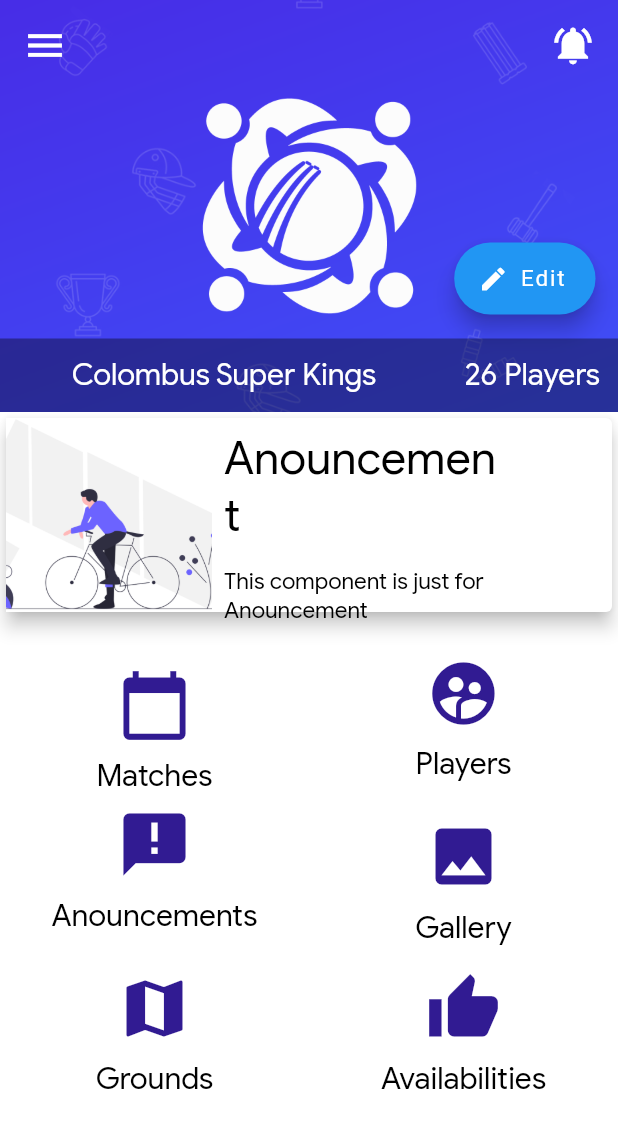
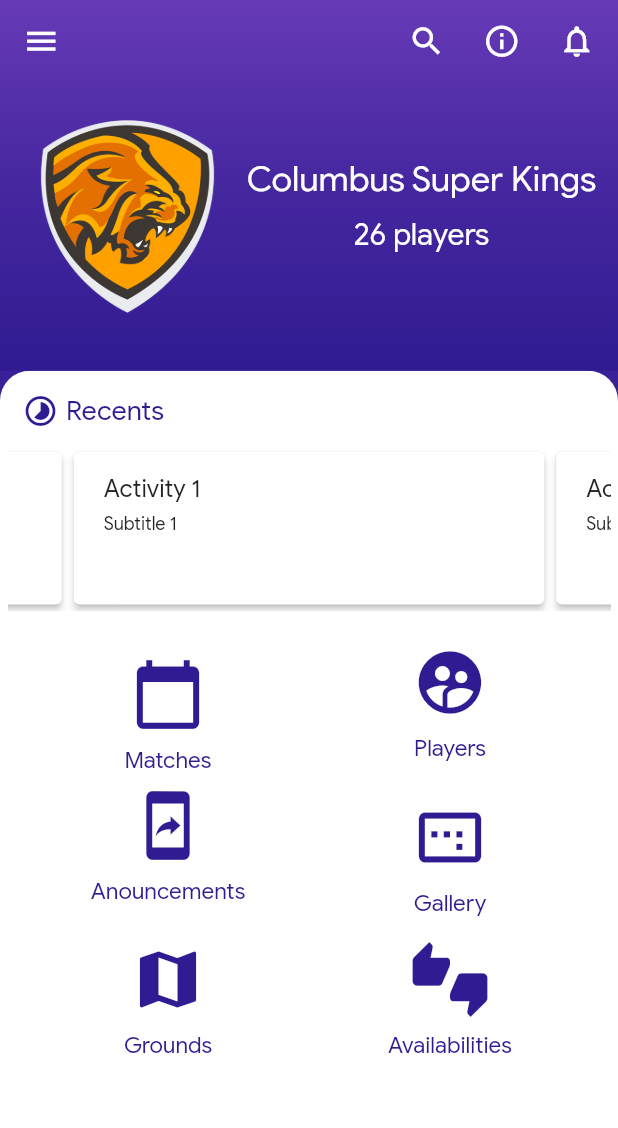
Before and after one commit to ksankumar/flutter-landing--animation, a Flutter app: the Home screen opened by its route, on a phone screen of 412 x 824 dp. Shown: the top 1128 px of the screen. Run offline on Flutter 3.47's test engine with Material 2 defaults, Android fonts, the phone set to English and light mode, and no system bars; drawn by our look-alikes of auto_size_text, carousel_slider; our stand-ins replace bloc, flutter_bloc, responsive_grid.

Commit message:
dashboard fixes

```diff
--- a/cricmates/lib/views/auth/customLogin.dart
+++ b/cricmates/lib/views/auth/customLogin.dart
@@ -242,11 +242,16 @@ class _CustomLoginState extends State<CustomLogin>
             child: new Wrap(
               children: <Widget>[
                 new Container(
+                  child: Hero(
+                    tag: "logoImage",
                     child: new Image.asset('assets/img/tiger-logo.png',
                         height: 150, width: 150, fit: BoxFit.contain),
+                  ),
                   alignment: Alignment(0.0, animationMoveUp.value),
                 ),
-                new Container(
+                Hero(
+                  tag: 'titleText',
+                  child: new Container(
                     child: Text(
                       'CricMate',
                       style: TextStyle(
@@ -255,6 +260,7 @@ class _CustomLoginState extends State<CustomLogin>
                           fontFamily: 'GoogleSans-Medium'),
                     ),
                     alignment: Alignment(0.0, animationMoveUp.value),
+                  ),
                 )
               ],
             )),
--- a/cricmates/lib/views/home/bannerArea.dart
+++ b/cricmates/lib/views/home/bannerArea.dart
@@ -1,4 +1,5 @@
 import 'package:flutter/material.dart';
+import 'package:carousel_slider/carousel_slider.dart';
 
 class BannerArea extends StatefulWidget {
   @override
@@ -8,45 +9,77 @@ class BannerArea extends StatefulWidget {
 class _BannerAreaState extends State<BannerArea> {
   @override
   Widget build(BuildContext context) {
-    return Card(
-      elevation: 5,
+    return ClipRRect(
+      borderRadius: BorderRadius.only(
+          topRight: Radius.circular(20.0), topLeft: Radius.circular(20.0)),
+      child: Container(
+        color: Colors.white,
+        child: Stack(
+          children: <Widget>[
+            Positioned(
+              top: 15,
+              left: 15,
               child: Row(
                 children: <Widget>[
-          Container(
-            width: MediaQuery.of(context).size.width / 3,
-            decoration: BoxDecoration(
-              image: DecorationImage(
-                image: AssetImage("assets/img/img_biking.png"),
-                fit: BoxFit.cover,
+                  Icon(
+                    Icons.timelapse,
+                    color: Colors.deepPurple[900],
                   ),
+                  SizedBox(
+                    width: 5,
                   ),
-          ),
-          Container(
-            width: MediaQuery.of(context).size.width / 2,
-            child: Column(
-              children: <Widget>[
-                Padding(
-                  padding: const EdgeInsets.all(8.0),
-                  child: Center(
-                    child: Text(
-                      "Anouncement",
-                      style: TextStyle(color: Colors.black, fontSize: 30),
-                    ),
-                  ),
-                ),
-                Padding(
-                  padding: const EdgeInsets.all(8.0),
-                  child: Center(
-                    child: Text(
-                      "This component is just for Anouncement",
-                      style: TextStyle(color: Colors.black, fontSize: 15),
-                    ),
-                  ),
-                ),
+                  Text(
+                    "Recents",
+                    style:
+                        TextStyle(fontSize: 18, color: Colors.deepPurple[900]),
+                  )
                 ],
               ),
             ),
+            Positioned(
+                top: 50,
+                bottom: 5,
+                left: 5,
+                right: 5,
+                child: CarouselSlider(
+                  autoPlay: true,
+                  items: [1, 2, 3, 4, 5].map((i) {
+                    return Builder(
+                      builder: (BuildContext context) {
+                        return Card(
+                          elevation: 2,
+                          child: Container(
+                            width: MediaQuery.of(context).size.width,
+                            margin: EdgeInsets.symmetric(horizontal: 5.0),
+                            // decoration: BoxDecoration(color: Colors.amber),
+                            child: Stack(
+                              children: <Widget>[
+                                Positioned(
+                                  top: 15,
+                                  left: 15,
+                                  child: Text(
+                                    'Activity $i',
+                                    style: TextStyle(fontSize: 16.0),
+                                  ),
+                                ),
+                                Positioned(
+                                  top: 40,
+                                  left: 15,
+                                  child: Text(
+                                    'Subtitle $i',
+                                    style: TextStyle(fontSize: 12.0),
+                                  ),
+                                )
                               ],
+                            ),
+                          ),
+                        );
+                      },
+                    );
+                  }).toList(),
+                ))
+          ],
+        ),
       ),
     );
   }
--- a/cricmates/lib/views/home/gridArea.dart
+++ b/cricmates/lib/views/home/gridArea.dart
@@ -1,5 +1,6 @@
 import 'package:flutter/material.dart';
 import 'package:responsive_grid/responsive_grid.dart';
+
 class GridArea extends StatefulWidget {
   @override
   _GridAreaState createState() => _GridAreaState();
@@ -8,9 +9,13 @@ class GridArea extends StatefulWidget {
 class _GridAreaState extends State<GridArea> {
   @override
   Widget build(BuildContext context) {
-    return Padding(
-      padding: const EdgeInsets.only(top: 25),
+    return Center(
+      child: Padding(
+        padding: const EdgeInsets.only(top: 0),
         child: Container(
+          color: Colors.white,
+          child: Padding(
+            padding: const EdgeInsets.all(18.0),
             child: ResponsiveGridRow(
               children: [
                 ResponsiveGridCol(
@@ -22,11 +27,45 @@ class _GridAreaState extends State<GridArea> {
                       alignment: Alignment(0, 0),
                       child: Column(
                         children: <Widget>[
-                        Icon(Icons.calendar_today, size: 50, color: Colors.deepPurple[900],),
+                          Icon(
+                            Icons.calendar_today,
+                            size: 50,
+                            color: Colors.deepPurple[900],
+                          ),
                           SizedBox(
                             height: 10,
                           ),
-                        Text("Matches", style: TextStyle(color: Colors.black, fontSize: 20),)
+                          Text(
+                            "Matches",
+                            style: TextStyle(
+                                color: Colors.deepPurple[900], fontSize: 15),
+                          )
+                        ],
+                      ),
+                    ),
+                  ),
+                ),
+                ResponsiveGridCol(
+                  xs: 6,
+                  md: 3,
+                  child: Semantics(
+                    child: Container(
+                      alignment: Alignment(0, 0),
+                      child: Column(
+                        children: <Widget>[
+                          Icon(
+                            Icons.supervised_user_circle,
+                            size: 50,
+                            color: Colors.deepPurple[900],
+                          ),
+                          SizedBox(
+                            height: 10,
+                          ),
+                          Text(
+                            "Players",
+                            style: TextStyle(
+                                color: Colors.deepPurple[900], fontSize: 15),
+                          )
                         ],
                       ),
                     ),
@@ -39,27 +78,19 @@ class _GridAreaState extends State<GridArea> {
                     alignment: Alignment(0, 0),
                     child: Column(
                       children: <Widget>[
-                      Icon(Icons.supervised_user_circle, size: 50, color: Colors.deepPurple[900],),
+                        Icon(
+                          Icons.mobile_screen_share,
+                          size: 50,
+                          color: Colors.deepPurple[900],
+                        ),
                         SizedBox(
                           height: 10,
                         ),
-                      Text("Players", style: TextStyle(color: Colors.black, fontSize: 20),)
-                    ],
-                  ),
-                ),
-              ),
-               ResponsiveGridCol(
-                xs: 6,
-                md: 3,
-                child: Container(
-                  alignment: Alignment(0, 0),
-                  child: Column(
-                    children: <Widget>[
-                      Icon(Icons.announcement, size: 50, color: Colors.deepPurple[900],),
-                      SizedBox(
-                        height: 10,
-                      ),
-                      Text("Anouncements", style: TextStyle(color: Colors.black, fontSize: 20),)
+                        Text(
+                          "Anouncements",
+                          style: TextStyle(
+                              color: Colors.deepPurple[900], fontSize: 15),
+                        )
                       ],
                     ),
                   ),
@@ -73,30 +104,19 @@ class _GridAreaState extends State<GridArea> {
                       alignment: Alignment(0, 0),
                       child: Column(
                         children: <Widget>[
-                        Icon(Icons.image, size: 50, color: Colors.deepPurple[900],),
+                          Icon(
+                            Icons.image_aspect_ratio,
+                            size: 50,
+                            color: Colors.deepPurple[900],
+                          ),
                           SizedBox(
                             height: 10,
                           ),
-                        Text("Gallery", style: TextStyle(color: Colors.black, fontSize: 20),)
-                      ],
-                    ),
-                  ),
-                ),
-              ),
-               ResponsiveGridCol(
-                xs: 6,
-                md: 3,
-                child:Padding(
-                  padding: const EdgeInsets.all(8.0),
-                  child: Container(
-                    alignment: Alignment(0, 0),
-                    child: Column(
-                      children: <Widget>[
-                        Icon(Icons.map, size: 50, color: Colors.deepPurple[900],),
-                        SizedBox(
-                          height: 10,
-                        ),
-                        Text("Grounds", style: TextStyle(color: Colors.black, fontSize: 20),)
+                          Text(
+                            "Gallery",
+                            style: TextStyle(
+                                color: Colors.deepPurple[900], fontSize: 15),
+                          )
                         ],
                       ),
                     ),
@@ -111,11 +131,46 @@ class _GridAreaState extends State<GridArea> {
                       alignment: Alignment(0, 0),
                       child: Column(
                         children: <Widget>[
-                        Icon(Icons.thumb_up, size: 50, color: Colors.deepPurple[900],),
+                          Icon(
+                            Icons.map,
+                            size: 50,
+                            color: Colors.deepPurple[900],
+                          ),
                           SizedBox(
                             height: 10,
                           ),
-                        Text("Availabilities", style: TextStyle(color: Colors.black, fontSize: 20),)
+                          Text(
+                            "Grounds",
+                            style: TextStyle(
+                                color: Colors.deepPurple[900], fontSize: 15),
+                          )
+                        ],
+                      ),
+                    ),
+                  ),
+                ),
+                ResponsiveGridCol(
+                  xs: 6,
+                  md: 3,
+                  child: Padding(
+                    padding: const EdgeInsets.all(8.0),
+                    child: Container(
+                      alignment: Alignment(0, 0),
+                      child: Column(
+                        children: <Widget>[
+                          Icon(
+                            Icons.thumbs_up_down,
+                            size: 50,
+                            color: Colors.deepPurple[900],
+                          ),
+                          SizedBox(
+                            height: 10,
+                          ),
+                          Text(
+                            "Availabilities",
+                            style: TextStyle(
+                                color: Colors.deepPurple[900], fontSize: 15),
+                          )
                         ],
                       ),
                     ),
@@ -124,6 +179,8 @@ class _GridAreaState extends State<GridArea> {
               ],
             ),
           ),
+        ),
+      ),
     );
   }
 }
--- a/cricmates/lib/views/home/home.dart
+++ b/cricmates/lib/views/home/home.dart
@@ -13,25 +13,39 @@ class _HomeState extends State<Home> {
   Widget build(BuildContext context) {
     return SafeArea(
       child: Scaffold(
-
         backgroundColor: Colors.white,
-        body: Column(
+        body: Container(
+          decoration: BoxDecoration(
+            gradient: LinearGradient(
+                begin: Alignment.topRight,
+                end: Alignment.bottomRight,
+                colors: [
+                  Colors.deepPurple,
+                  Colors.deepPurple[800],
+                  Colors.deepPurple[900],
+                  Colors.deepPurple[800],
+                  Colors.deepPurple[900],
+                  Colors.deepPurple[600],
+                ]),
+          ),
+          child: Column(
             children: <Widget>[
               Flexible(
-              flex: 2,
+                flex: 3,
                 child: TopArea(),
               ),
               Flexible(
-              flex: 1,
+                flex: 2,
                 child: BannerArea(),
               ),
               Flexible(
-              flex: 3,
+                flex: 5,
                 child: GridArea(),
               )
             ],
           ),
         ),
+      ),
     );
   }
 }
--- a/cricmates/lib/views/home/topArea.dart
+++ b/cricmates/lib/views/home/topArea.dart
@@ -1,6 +1,7 @@
 import 'package:cricmates/app.dart';
 import 'package:flutter/cupertino.dart';
 import 'package:flutter/material.dart';
+import 'package:auto_size_text/auto_size_text.dart';
 
 class TopArea extends StatefulWidget {
   @override
@@ -25,13 +26,16 @@ class _TopAreaState extends State<TopArea> {
   }
 
   Widget logoArea() {
-    return Container(
-      height: 200,
-      width: 200,
+    return Hero(
+      tag: "logoImage",
+      child: Container(
+        height: 150,
+        width: 150,
         decoration: BoxDecoration(
           image: DecorationImage(
-          image: AssetImage("assets/img/app-logo.png"),
+            image: AssetImage("assets/img/tiger-logo.png"),
             fit: BoxFit.cover,
+          ),
         ),
       ),
     );
@@ -40,10 +44,14 @@ class _TopAreaState extends State<TopArea> {
   Widget coverImageArea() {
     return Container(
       decoration: BoxDecoration(
-        image: DecorationImage(
-          image: AssetImage("assets/img/background.png"),
-          fit: BoxFit.cover,
-        ),
+        gradient: LinearGradient(
+            begin: Alignment.topRight,
+            end: Alignment.bottomRight,
+            colors: [
+              Colors.deepPurple,
+              Colors.deepPurple[800],
+              Colors.deepPurple[900],
+            ]),
       ),
       child: Stack(
         children: <Widget>[
@@ -54,25 +62,9 @@ class _TopAreaState extends State<TopArea> {
                 padding: EdgeInsets.all(15.0),
                 child: Icon(
                   Icons.menu,
-                  size: 30,
+                  size: 25,
                   color: Colors.white,
                 )),
-          ),
-          Positioned(
-            bottom: 50,
-            right: 0,
-            child: Padding(
-                padding: EdgeInsets.all(15.0),
-                child: FloatingActionButton.extended(
-                  icon: Icon(
-                  Icons.mode_edit,
-                  size: 20,
-                  color: Colors.white,
-                ),
-                label: Text("Edit"),
-                onPressed: (){},
-                ),
-                ),
           ),
           Positioned(
             top: 0,
@@ -80,50 +72,62 @@ class _TopAreaState extends State<TopArea> {
             child: Padding(
                 padding: EdgeInsets.all(15.0),
                 child: Icon(
-                  Icons.notifications_active,
-                  size: 30,
+                  Icons.notifications_none,
+                  size: 25,
                   color: Colors.white,
                 )),
           ),
-         Center(
-           child: logoArea(),
+          Positioned(
+            top: 0,
+            right: 50,
+            child: Padding(
+                padding: EdgeInsets.all(15.0),
+                child: Icon(
+                  Icons.info_outline,
+                  size: 25,
+                  color: Colors.white,
+                )),
           ),
           Positioned(
-            bottom: 0,
-            left: 0,
-            right: 0,
-            child: Container(
-                color: Colors.black38,
+            top: 0,
+            right: 100,
             child: Padding(
-                  padding: EdgeInsets.all(12.0),
-                  child: Stack(
-                    children: <Widget>[
-                      Container(
-                        width: MediaQuery.of(context).size.width / 1.5,
-                        child: Center(
-                          child: Center(
-                            child: Text(
-                              "Colombus Super Kings",
-                              style: TextStyle(color: Colors.white, fontSize: 20),
-                            ),
-                          ),
-                        ),
+                padding: EdgeInsets.all(15.0),
+                child: Icon(
+                  Icons.search,
+                  size: 25,
+                  color: Colors.white,
+                )),
           ),
           Positioned(
-                        right: 0,
-                        child: Center(
-                          child: Center(
-                            child: Text(
-                              "26 Players",
-                              style: TextStyle(color: Colors.white, fontSize: 20),
+            left: 10,
+            top: 70,
+            child: Center(child: logoArea()),
           ),
+          Positioned(
+              top: 100,
+              left: 160,
+              right: 10,
+              child: Column(
+                children: <Widget>[
+                  SizedBox(
+                    height: 5,
                   ),
+                  AutoSizeText(
+                    'Columbus Super Kings',
+                    style: TextStyle(fontSize: 25, color: Colors.white),
+                    maxLines: 1,
                   ),
-                      )
+                  SizedBox(
+                    height: 10,
+                  ),
+                  AutoSizeText(
+                    '26 players',
+                    style: TextStyle(fontSize: 20, color: Colors.white),
+                    maxLines: 1,
+                  ),
                 ],
-                  ),
               )),
-          )
         ],
       ),
     );
--- a/cricmates/pubspec.yaml
+++ b/cricmates/pubspec.yaml
@@ -31,6 +31,8 @@ dev_dependencies:
   flutter_test:
     sdk: flutter
   responsive_grid:
+  auto_size_text:
+  carousel_slider:
 
 
 # For information on the generic Dart part of this file, see the
```
Also changed, not shown: cricmates/pubspec.lock. Lines whose indentation alone changed are shown as unchanged.
